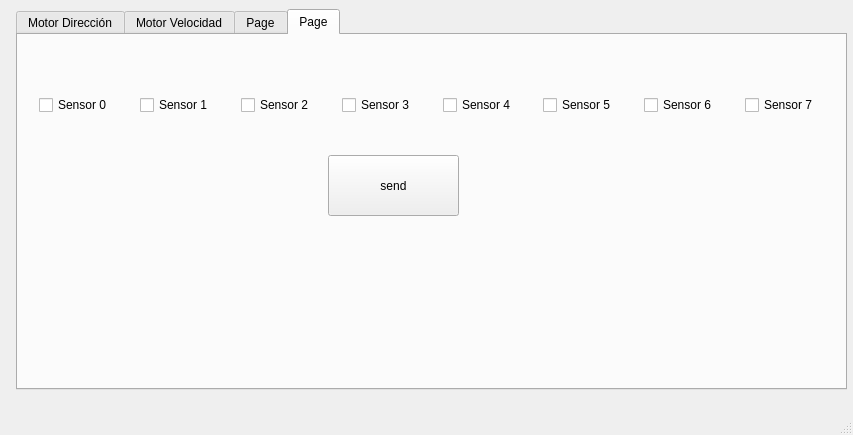
Qt form mainwindow.ui (WenceslaoFB/QT_CAN_MOTOR) before a commit.
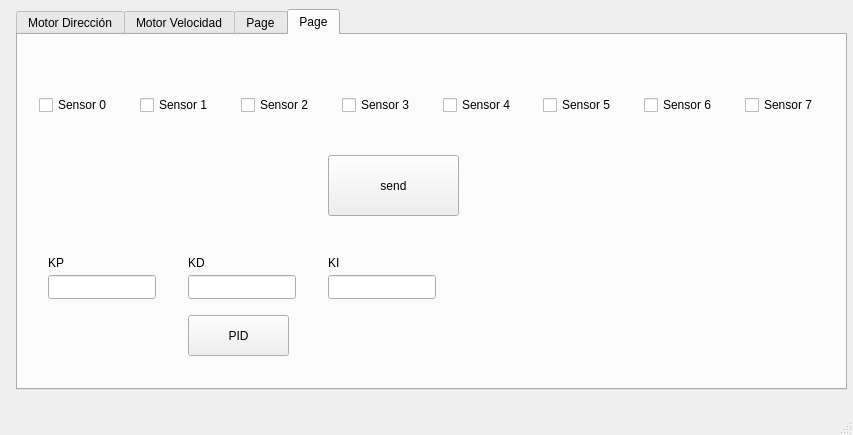
The same form after that commit.

```diff
--- a/mainwindow.ui
+++ b/mainwindow.ui
@@ -816,6 +816,88 @@
        <string>send</string>
       </property>
      </widget>
+     <widget class="QLineEdit" name="line_kp_steering">
+      <property name="geometry">
+       <rect>
+        <x>30</x>
+        <y>240</y>
+        <width>108</width>
+        <height>24</height>
+       </rect>
+      </property>
+     </widget>
+     <widget class="QLabel" name="label_KP_steering">
+      <property name="geometry">
+       <rect>
+        <x>30</x>
+        <y>220</y>
+        <width>49</width>
+        <height>16</height>
+       </rect>
+      </property>
+      <property name="text">
+       <string>KP</string>
+      </property>
+     </widget>
+     <widget class="QLabel" name="label_KD_steering">
+      <property name="geometry">
+       <rect>
+        <x>170</x>
+        <y>220</y>
+        <width>49</width>
+        <height>16</height>
+       </rect>
+      </property>
+      <property name="text">
+       <string>KD</string>
+      </property>
+     </widget>
+     <widget class="QLineEdit" name="line_kd_steering">
+      <property name="geometry">
+       <rect>
+        <x>170</x>
+        <y>240</y>
+        <width>108</width>
+        <height>24</height>
+       </rect>
+      </property>
+     </widget>
+     <widget class="QLabel" name="label_KI_steering">
+      <property name="geometry">
+       <rect>
+        <x>310</x>
+        <y>220</y>
+        <width>49</width>
+        <height>16</height>
+       </rect>
+      </property>
+      <property name="text">
+       <string>KI</string>
+      </property>
+     </widget>
+     <widget class="QLineEdit" name="line_ki_steering">
+      <property name="geometry">
+       <rect>
+        <x>310</x>
+        <y>240</y>
+        <width>108</width>
+        <height>24</height>
+       </rect>
+      </property>
+     </widget>
+     <widget class="QPushButton" name="pushButton_PID_Steering">
+      <property name="geometry">
+       <rect>
+        <x>170</x>
+        <y>280</y>
+        <width>101</width>
+        <height>41</height>
+       </rect>
+      </property>
+      <property name="text">
+       <string>PID</string>
+      </property>
+     </widget>
     </widget>
    </widget>
   </widget>
```
